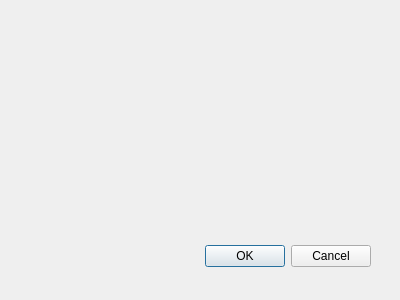
First picture: the form in dorling_cartogram_dialog_base.ui, repository tlinard/qgis-dorling, before the edit.
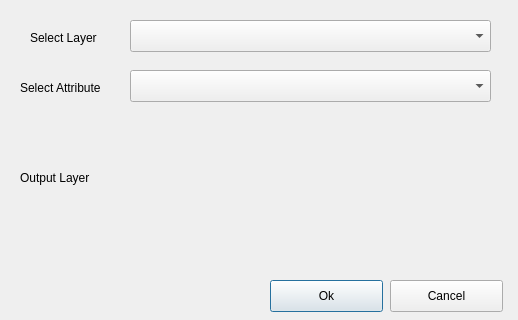
Second picture: the form after the edit. Custom widgets are drawn as their Qt base class.

Commit message: Complete and correct gui

The edit to the form file:
```diff
--- a/dorling_cartogram_dialog_base.ui
+++ b/dorling_cartogram_dialog_base.ui
@@ -1,12 +1,13 @@
-<ui version="4.0" >
- <class>DorlingCartogramDialogBase</class>
- <widget class="QDialog" name="DorlingCartogramDialogBase" >
-  <property name="geometry" >
+<?xml version="1.0" encoding="UTF-8"?>
+<ui version="4.0">
+ <class>Dialog</class>
+ <widget class="QDialog" name="Dialog">
+  <property name="geometry">
    <rect>
     <x>0</x>
     <y>0</y>
-    <width>400</width>
-    <height>300</height>
+    <width>518</width>
+    <height>320</height>
    </rect>
   </property>
   <property name="windowTitle" >
@@ -21,14 +22,116 @@
      <height>32</height>
     </rect>
    </property>
-   <property name="orientation" >
-    <enum>Qt::Horizontal</enum>
+   <property name="standardButtons">
+    <set>QDialogButtonBox::NoButton</set>
    </property>
-   <property name="standardButtons" >
-    <set>QDialogButtonBox::Cancel|QDialogButtonBox::Ok</set>
+  </widget>
+  <widget class="QLabel" name="label">
+   <property name="geometry">
+    <rect>
+     <x>30</x>
+     <y>30</y>
+     <width>91</width>
+     <height>16</height>
+    </rect>
+   </property>
+   <property name="text">
+    <string>Select Layer</string>
+   </property>
+  </widget>
+  <widget class="QPushButton" name="PushButtonOk">
+   <property name="geometry">
+    <rect>
+     <x>270</x>
+     <y>280</y>
+     <width>113</width>
+     <height>32</height>
+    </rect>
+   </property>
+   <property name="text">
+    <string>Ok</string>
+   </property>
+  </widget>
+  <widget class="QPushButton" name="PushButtonCancel">
+   <property name="geometry">
+    <rect>
+     <x>390</x>
+     <y>280</y>
+     <width>113</width>
+     <height>32</height>
+    </rect>
+   </property>
+   <property name="text">
+    <string>Cancel</string>
+   </property>
+  </widget>
+  <widget class="QComboBox" name="comboBoxLayer">
+   <property name="geometry">
+    <rect>
+     <x>130</x>
+     <y>20</y>
+     <width>361</width>
+     <height>32</height>
+    </rect>
+   </property>
+  </widget>
+  <widget class="QComboBox" name="comboBoxAttribute">
+   <property name="geometry">
+    <rect>
+     <x>130</x>
+     <y>70</y>
+     <width>361</width>
+     <height>32</height>
+    </rect>
+   </property>
+  </widget>
+  <widget class="QLabel" name="label_2">
+   <property name="geometry">
+    <rect>
+     <x>20</x>
+     <y>80</y>
+     <width>101</width>
+     <height>16</height>
+    </rect>
+   </property>
+   <property name="text">
+    <string>Select Attribute</string>
+   </property>
+  </widget>
+  <widget class="QgsFileWidget" name="mQgsFileWidgetOutput">
+   <property name="geometry">
+    <rect>
+     <x>140</x>
+     <y>160</y>
+     <width>341</width>
+     <height>27</height>
+    </rect>
+   </property>
+   <property name="storageMode">
+    <enum>QgsFileWidget::SaveFile</enum>
+   </property>
+  </widget>
+  <widget class="QLabel" name="label_3">
+   <property name="geometry">
+    <rect>
+     <x>20</x>
+     <y>170</y>
+     <width>101</width>
+     <height>16</height>
+    </rect>
+   </property>
+   <property name="text">
+    <string>Output Layer</string>
    </property>
   </widget>
  </widget>
+ <customwidgets>
+  <customwidget>
+   <class>QgsFileWidget</class>
+   <extends>QWidget</extends>
+   <header>qgsfilewidget.h</header>
+  </customwidget>
+ </customwidgets>
  <resources/>
  <connections>
   <connection>
```
Left out of the diff: 24 changed lines with no effect on the pictures. The commit also changes 4 other files.
